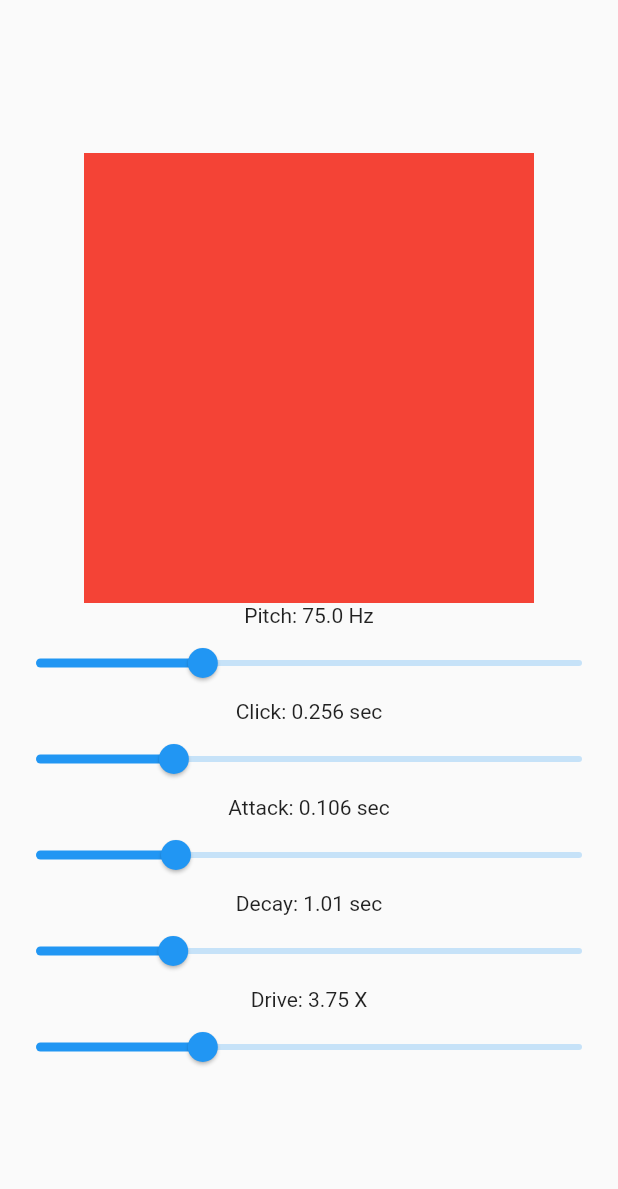
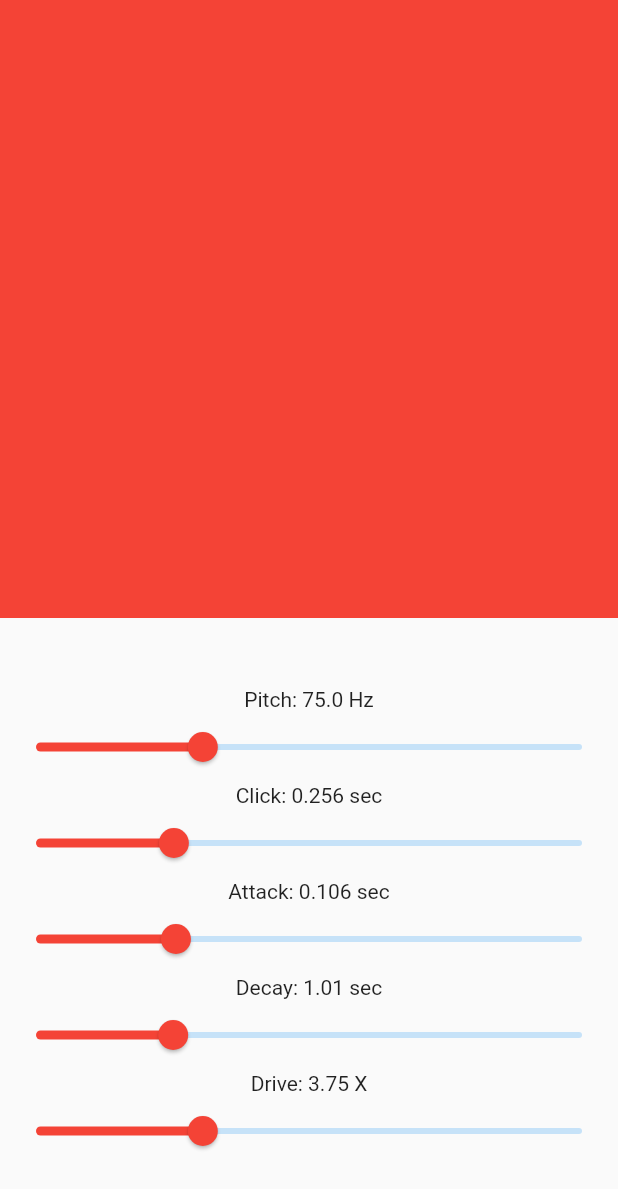
Before and after one commit to oshibka404/baraban, a Flutter app: the screen it shows after launch, on a phone screen of 412 x 824 dp. Shown: the top 1189 px of the screen. Run offline on Flutter 3.47's test engine with Material 2 defaults, Android fonts, the phone set to English and light mode, and no system bars.

Commit message:
Switch layout

```diff
--- a/lib/main.dart
+++ b/lib/main.dart
@@ -38,15 +38,16 @@ class _MyHomePageState extends State<MyHomePage> {
   @override
   Widget build(BuildContext context) {
     return Scaffold(
-      body: Center(
-        child: Drum(DspParamIds.kick_gate, [
-          DspParamIds.kick_pitch,
-          DspParamIds.kick_click,
-          DspParamIds.kick_attack,
-          DspParamIds.kick_decay,
-          DspParamIds.kick_drive,
-        ]),
-      ),
+      body: Drum(
+          DspParamIds.kick_gate,
+          [
+            DspParamIds.kick_pitch,
+            DspParamIds.kick_click,
+            DspParamIds.kick_attack,
+            DspParamIds.kick_decay,
+            DspParamIds.kick_drive,
+          ],
+          Colors.red),
     );
   }
 }
--- a/lib/ui/drum.dart
+++ b/lib/ui/drum.dart
@@ -5,16 +5,30 @@ import 'drum_pad.dart';
 class Drum extends StatelessWidget {
   final List<int> _paramIds;
   final int _gateId;
-  Drum(this._gateId, this._paramIds);
+  final ColorSwatch color;
+  Drum(this._gateId, this._paramIds, this.color);
 
   @override
   Widget build(BuildContext context) {
-    return Column(
-      mainAxisAlignment: MainAxisAlignment.center,
-      children: [
-        DrumPad(_gateId),
-        DrumParamControls(_paramIds),
-      ],
-    );
+    var screenSize = MediaQuery.of(context).size;
+    var isPortrait = MediaQuery.of(context).orientation == Orientation.portrait;
+    var drumPadSize = isPortrait
+        ? Size(screenSize.width, screenSize.height / 2)
+        : Size(screenSize.width / 2, screenSize.height);
+    return isPortrait
+        ? Column(
+            mainAxisAlignment: MainAxisAlignment.center,
+            children: [
+              DrumPad(_gateId, drumPadSize, color),
+              Expanded(child: DrumParamControls(_paramIds, color)),
+            ],
+          )
+        : Row(
+            mainAxisAlignment: MainAxisAlignment.center,
+            children: [
+              DrumPad(_gateId, drumPadSize, color),
+              Expanded(child: DrumParamControls(_paramIds, color)),
+            ],
+          );
   }
 }
--- a/lib/ui/drum_controls.dart
+++ b/lib/ui/drum_controls.dart
@@ -4,12 +4,13 @@ import 'param_slider.dart';
 
 class DrumParamControls extends StatelessWidget {
   final List<int> _paramIds;
-  DrumParamControls(this._paramIds);
+  final ColorSwatch color;
+  DrumParamControls(this._paramIds, this.color);
   @override
   Widget build(BuildContext context) {
     return Column(
       mainAxisAlignment: MainAxisAlignment.center,
-      children: [..._paramIds.map((id) => DspParamSlider(id))],
+      children: [..._paramIds.map((id) => DspParamSlider(id, color))],
     );
   }
 }
--- a/lib/ui/drum_pad.dart
+++ b/lib/ui/drum_pad.dart
@@ -4,39 +4,41 @@ import '../sound/dsp/dsp_api.dart';
 
 class DrumPad extends StatefulWidget {
   final int paramId;
-  DrumPad(this.paramId);
+  final Size size;
+  final ColorSwatch color;
+  DrumPad(this.paramId, this.size, this.color);
   @override
   State<StatefulWidget> createState() {
-    return _State(this.paramId);
+    return _State();
   }
 }
 
-class _State extends State<StatefulWidget> {
-  final int id;
+class _State extends State<DrumPad> {
   bool _gate = false;
-  _State(this.id);
+  _State();
 
   void onTapDown(TapDownDetails event) {
     setState(() {
       _gate = true;
     });
-    DspApi.setParamValue(id, 1);
+    DspApi.setParamValue(widget.paramId, 1);
   }
 
   void onTapUp(TapUpDetails event) {
     setState(() {
       _gate = false;
     });
-    DspApi.setParamValue(id, 0);
+    DspApi.setParamValue(widget.paramId, 0);
   }
 
   @override
   Widget build(BuildContext context) {
     return GestureDetector(
       child: Container(
-        width: 300,
-        height: 300,
-        decoration: BoxDecoration(color: _gate ? Colors.redAccent : Colors.red),
+        width: widget.size.width,
+        height: widget.size.height,
+        decoration:
+            BoxDecoration(color: widget.color.withOpacity(_gate ? 0.8 : 1)),
       ),
       onTapDown: onTapDown,
       onTapUp: onTapUp,
--- a/lib/ui/param_slider.dart
+++ b/lib/ui/param_slider.dart
@@ -5,7 +5,8 @@ import '../sound/dsp/dsp_params.dart';
 
 class DspParamSlider extends StatefulWidget {
   final int paramId;
-  DspParamSlider(this.paramId);
+  final ColorSwatch color;
+  DspParamSlider(this.paramId, this.color);
   @override
   _DspParamSliderState createState() => _DspParamSliderState(this.paramId);
 }
@@ -40,6 +41,8 @@ class _DspParamSliderState extends State<DspParamSlider> {
         Text("$_label: ${_value.toStringAsPrecision(3)} $_unit"),
         Slider(
           value: _value,
+          thumbColor: widget.color,
+          activeColor: widget.color,
           onChanged: _setValue,
           min: _minValue,
           max: _maxValue,
```
